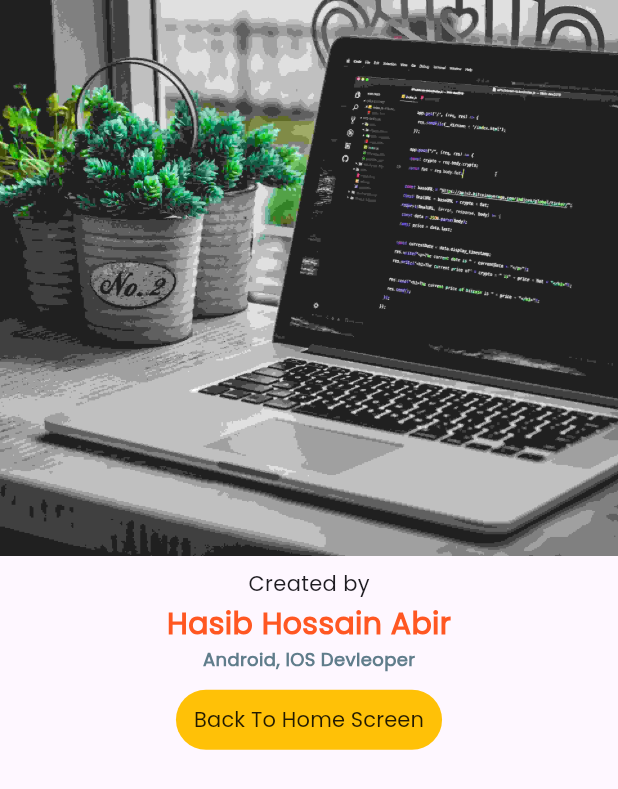
After one commit to hh-abir/weather-info-app, a Flutter app: the DeveloperScreen screen opened directly, on a phone screen of 412 x 824 dp. The commit adds this screen. Shown: the top 789 px of the screen. Run offline on Flutter 3.47's test engine with Material 2 defaults, Android fonts, the phone set to English and light mode, and no system bars; our stand-ins replace flutter_riverpod, skeleton_text; network calls fail.

Commit message:
added developer profile

```diff
--- /dev/null
+++ b/lib/developer.dart
@@ -0,0 +1,60 @@
+import 'package:flutter/material.dart';
+
+class DeveloperScreen extends StatelessWidget {
+  const DeveloperScreen({super.key});
+
+  @override
+  Widget build(BuildContext context) {
+    return SafeArea(
+      child: Scaffold(
+        body: Column(
+          crossAxisAlignment: CrossAxisAlignment.center,
+          children: [
+            Image.asset(
+              "assets/images/developer.jpg",
+              height: MediaQuery.of(context).size.height * 0.45,
+              width: double.infinity,
+              fit: BoxFit.cover,
+            ),
+            const SizedBox(
+              height: 8,
+            ),
+            const Text("Created by"),
+            const SizedBox(
+              height: 3,
+            ),
+            const Text(
+              "Hasib Hossain Abir",
+              style: TextStyle(
+                  fontSize: 20,
+                  color: Colors.deepOrange,
+                  fontWeight: FontWeight.bold),
+            ),
+            const Text(
+              "Android, IOS Devleoper",
+              style: TextStyle(
+                  fontSize: 12,
+                  color: Colors.blueGrey,
+                  fontWeight: FontWeight.bold),
+            ),
+            const SizedBox(
+              height: 8,
+            ),
+            TextButton(
+              onPressed: () {
+                Navigator.pop(context);
+              },
+              child: Text(
+                "Back To Home Screen",
+              ),
+              style: ButtonStyle(
+                backgroundColor: MaterialStatePropertyAll(Colors.amber),
+                foregroundColor: MaterialStatePropertyAll(Colors.black87),
+              ),
+            ),
+          ],
+        ),
+      ),
+    );
+  }
+}
--- a/lib/homepage.dart
+++ b/lib/homepage.dart
@@ -1,5 +1,6 @@
 import 'package:flutter/material.dart';
 import 'package:flutter_riverpod/flutter_riverpod.dart';
+import 'package:weather_info/developer.dart';
 import 'package:weather_info/errorpage.dart';
 import 'package:weather_info/provider/weather_provider.dart';
 import 'package:intl/intl.dart';
@@ -61,6 +62,12 @@ class _HomePageState extends ConsumerState<HomePage> {
                               .showSnackBar(const SnackBar(
                             content: Text('City name cannot be empty'),
                           ));
+                        } else if (value.toLowerCase() == "abir") {
+                          Navigator.push(
+                              context,
+                              MaterialPageRoute(
+                                  builder: ((context) =>
+                                      const DeveloperScreen())));
                         } else {
                           ref.read(locationProvider.notifier).state = value;
                         }
@@ -100,6 +107,12 @@ class _HomePageState extends ConsumerState<HomePage> {
                             .showSnackBar(const SnackBar(
                           content: Text('City name cannot be empty'),
                         ));
+                      } else if (userInput.toLowerCase() == "abir") {
+                        Navigator.push(
+                            context,
+                            MaterialPageRoute(
+                                builder: ((context) =>
+                                    const DeveloperScreen())));
                       } else {
                         ref.read(locationProvider.notifier).state = userInput;
                       }
--- a/pubspec.yaml
+++ b/pubspec.yaml
@@ -72,6 +72,7 @@ flutter:
   # To add assets to your application, add an assets section, like this:
   assets:
     - assets/icons/
+    - assets/images/
   #   - images/a_dot_ham.jpeg
 
   # An image asset can refer to one or more resolution-specific "variants", see
```
Also changed, not shown: assets/images/developer.jpg (added).
